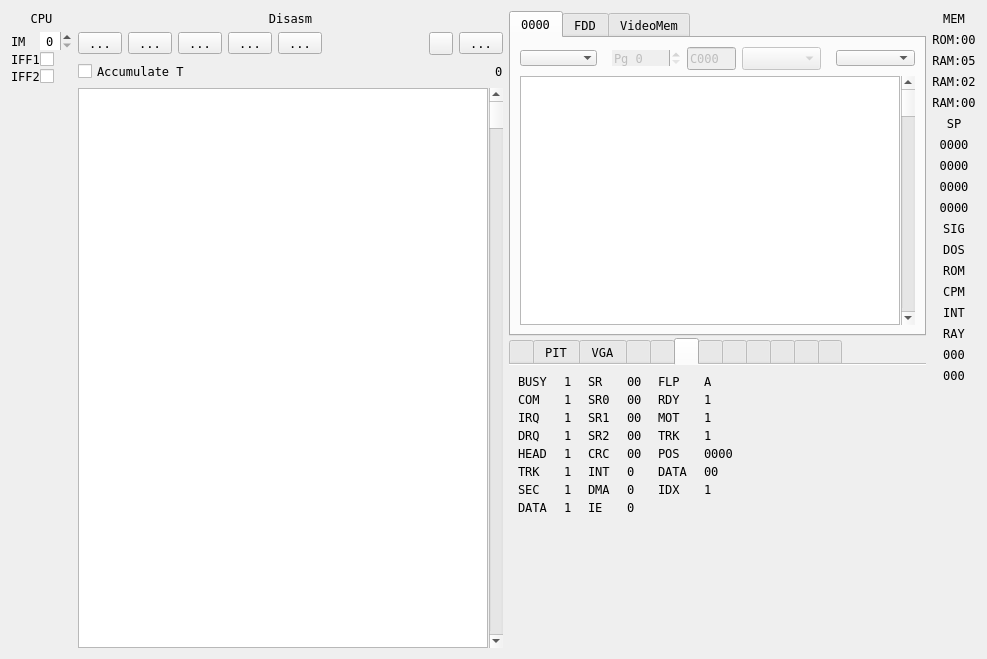
Before: the Qt Designer form ui/debuger.ui in samstyle/Xpeccy, drawn with Qt 5.
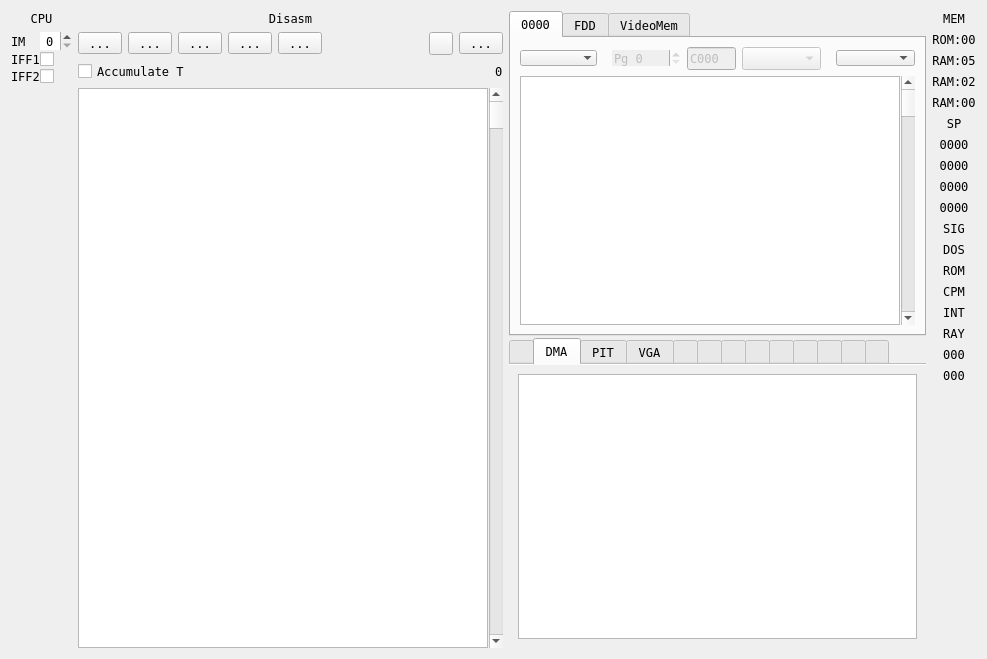
After: the same form once the commit is applied. Icons and pictures are not drawn. Custom widgets are drawn as their Qt base class.

```diff
--- a/ui/debuger.ui
+++ b/ui/debuger.ui
@@ -926,7 +926,7 @@
         <bool>true</bool>
        </property>
        <property name="currentIndex">
-        <number>5</number>
+        <number>1</number>
        </property>
        <property name="documentMode">
         <bool>true</bool>
@@ -1064,6 +1064,29 @@
          </item>
         </layout>
        </widget>
+       <widget class="QWidget" name="tabDMA">
+        <attribute name="title">
+         <string>DMA</string>
+        </attribute>
+        <layout class="QVBoxLayout" name="verticalLayout_19">
+         <item>
+          <widget class="QTableView" name="tableDMA">
+           <property name="editTriggers">
+            <set>QAbstractItemView::NoEditTriggers</set>
+           </property>
+           <property name="gridStyle">
+            <enum>Qt::DotLine</enum>
+           </property>
+           <attribute name="horizontalHeaderDefaultSectionSize">
+            <number>40</number>
+           </attribute>
+           <attribute name="verticalHeaderDefaultSectionSize">
+            <number>17</number>
+           </attribute>
+          </widget>
+         </item>
+        </layout>
+       </widget>
        <widget class="QWidget" name="pitTab">
         <attribute name="title">
          <string>PIT</string>
```
Left out of the diff: 3 changed lines with no effect on the pictures.
